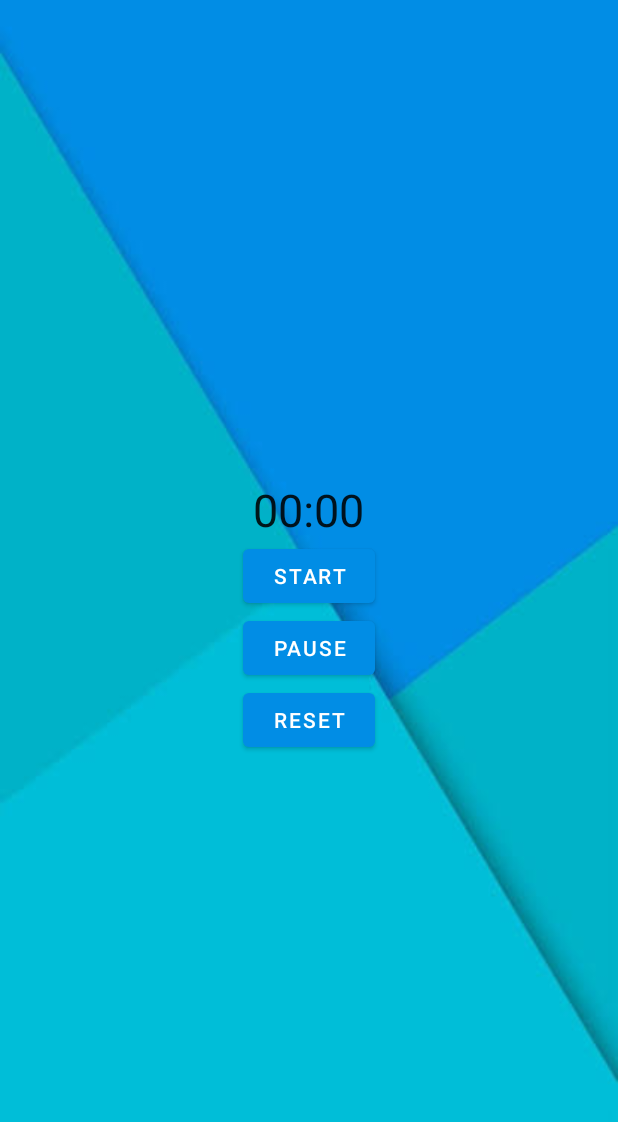
After one commit to ErenOzen/Sprout, an Android app: the TimerActivity screen opened directly, with no data from a screen before it, on a phone screen of 412 x 824 dp. The commit adds this screen. Shown: the top 1122 px of the screen. Run offline under Robolectric (Android 15) with nearby library versions, the phone set to English and light mode, and no system bars.

Commit message:
Home screen timer activity added

```diff
--- a/app/src/main/AndroidManifest.xml
+++ b/app/src/main/AndroidManifest.xml
@@ -9,7 +9,8 @@
         android:roundIcon="@mipmap/ic_launcher_round"
         android:supportsRtl="true"
         android:theme="@style/Theme.Sprout">
-        <activity android:name=".ProfileActivity"></activity>
+        <activity android:name=".TimerActivity"></activity>
+        <activity android:name=".ProfileActivity" />
         <activity android:name=".HabitActivity" />
         <activity android:name=".CalendarActivity" />
         <activity android:name=".ForgotPassword" />
--- /dev/null
+++ b/app/src/main/java/com/example/sprout/TimerActivity.java
@@ -0,0 +1,50 @@
+package com.example.sprout;
+
+import android.os.Bundle;
+import android.os.SystemClock;
+import android.view.View;
+import android.widget.Chronometer;
+
+import androidx.appcompat.app.AppCompatActivity;
+
+public class TimerActivity extends AppCompatActivity {
+
+    private Chronometer chronometer;
+    private long pauseOffset;
+    private boolean running;
+    @Override
+    protected void onCreate(Bundle savedInstanceState) {
+        super.onCreate(savedInstanceState);
+        setContentView(R.layout.activity_timer);
+        chronometer = findViewById(R.id.chronometer);
+        chronometer.setFormat("Time: %s");
+        //chronometer.setBase(SystemClock.elapsedRealtime());
+        //chronometer.setOnChronometerTickListener(new Chronometer.OnChronometerTickListener() {
+            //@Override
+            //public void onChronometerTick(Chronometer chronometer) {
+                //if ((SystemClock.elapsedRealtime() - chronometer.getBase()) >= 10000) {
+                    //chronometer.setBase(SystemClock.elapsedRealtime());
+                    //Toast.makeText(TimerActivity.this, "Bing!", Toast.LENGTH_SHORT).show();
+                //}
+            //}
+        //});
+    }
+    public void startChronometer(View v) {
+        if (!running) {
+            chronometer.setBase(SystemClock.elapsedRealtime() - pauseOffset);
+            chronometer.start();
+            running = true;
+        }
+    }
+    public void pauseChronometer(View v) {
+        if (running) {
+            chronometer.stop();
+            pauseOffset = SystemClock.elapsedRealtime() - chronometer.getBase();
+            running = false;
+        }
+    }
+    public void resetChronometer(View v) {
+        chronometer.setBase(SystemClock.elapsedRealtime());
+        pauseOffset = 0;
+    }
+}
--- a/app/src/main/res/layout/activity_home_screen.xml
+++ b/app/src/main/res/layout/activity_home_screen.xml
@@ -157,7 +157,7 @@
     </androidx.cardview.widget.CardView>
 
     <com.google.android.material.floatingactionbutton.FloatingActionButton
-        android:id="@+id/floatingActionButton"
+        android:id="@+id/floatingActionButtonNewEvent"
         android:layout_width="wrap_content"
         android:layout_height="wrap_content"
         android:layout_marginEnd="24dp"
--- /dev/null
+++ b/app/src/main/res/layout/activity_timer.xml
@@ -0,0 +1,35 @@
+<?xml version="1.0" encoding="utf-8"?>
+<LinearLayout xmlns:android="http://schemas.android.com/apk/res/android"
+    xmlns:app="http://schemas.android.com/apk/res-auto"
+    xmlns:tools="http://schemas.android.com/tools"
+    android:layout_width="match_parent"
+    android:layout_height="match_parent"
+    android:background="@drawable/background"
+    android:gravity="center"
+    android:orientation="vertical"
+    tools:context=".TimerActivity">
+
+    <Chronometer
+        android:id="@+id/chronometer"
+        android:layout_width="wrap_content"
+        android:layout_height="wrap_content"
+        android:textSize="30sp" />
+
+    <Button
+        android:layout_width="wrap_content"
+        android:layout_height="wrap_content"
+        android:onClick="startChronometer"
+        android:text="Start" />
+
+    <Button
+        android:layout_width="wrap_content"
+        android:layout_height="wrap_content"
+        android:onClick="pauseChronometer"
+        android:text="Pause" />
+
+    <Button
+        android:layout_width="wrap_content"
+        android:layout_height="wrap_content"
+        android:onClick="resetChronometer"
+        android:text="Reset" />
+</LinearLayout>
```
Also changed, not shown: app/src/main/java/com/example/sprout/HomeScreen.java (+14 -14 lines).
